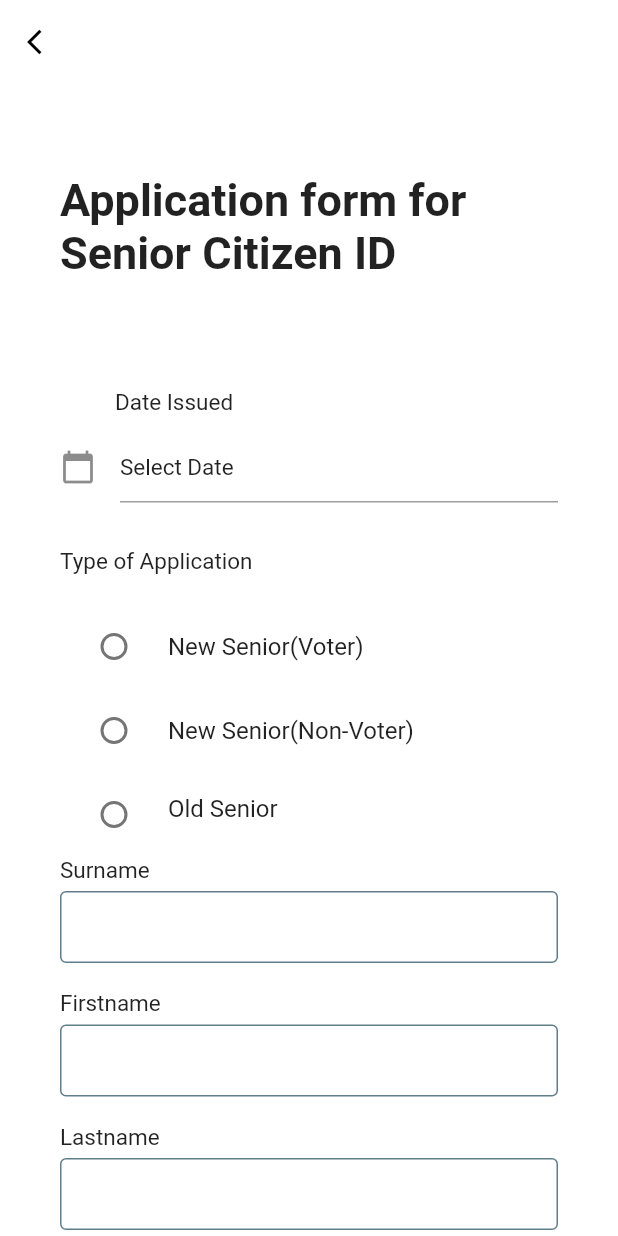
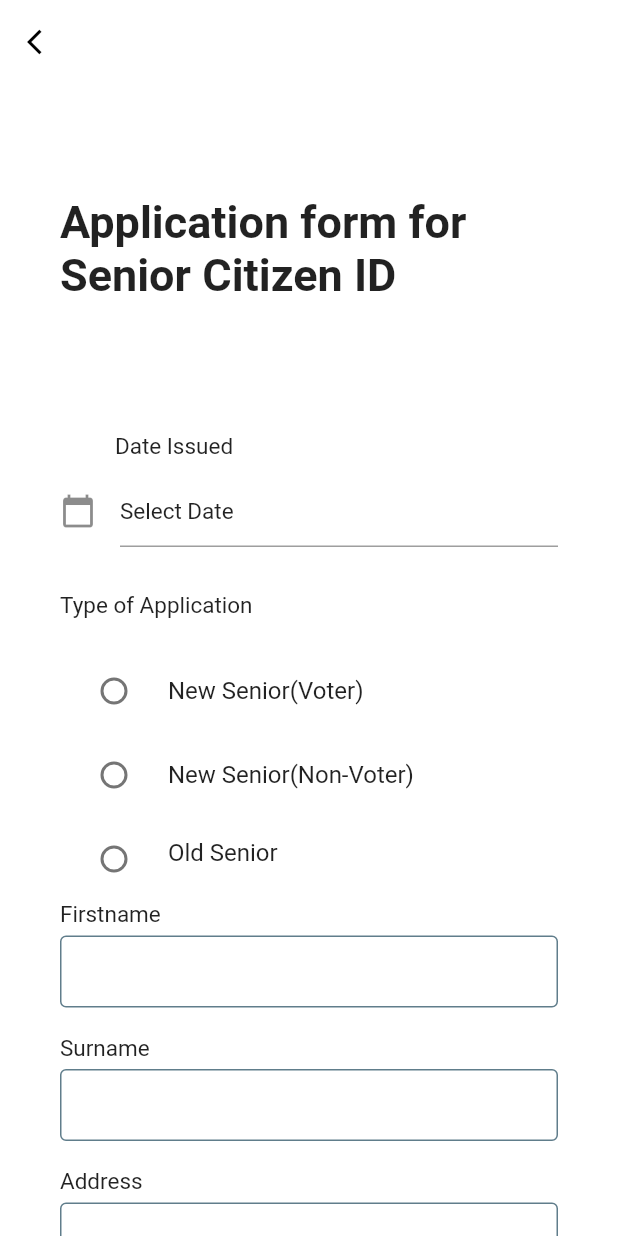
Before and after one commit to shelterClone/elderly_squire_new_proj_2023, a Flutter app: the ID_Reg screen opened directly, on a phone screen of 412 x 824 dp. Run offline on Flutter 3.47's test engine with Material 2 defaults, Android fonts, the phone set to English and light mode, and no system bars; our stand-ins replace cloud_firestore, dio, file_picker, firebase_auth, firebase_core, flare_flutter and 4 more; missing offline and left inert: flutter_pdfview, flutter_tawk, image_picker_for_web; accounts and stored records are empty.

Commit message:
few changes

```diff
--- a/lib/Benefits/Benefits_P3/BenefitsMenu3.dart
+++ b/lib/Benefits/Benefits_P3/BenefitsMenu3.dart
@@ -28,7 +28,7 @@
           leading: GestureDetector(
             onTap: () {
               Navigator.push(
-                  context, MaterialPageRoute(builder: (context) => Homepage()));
+                  context, MaterialPageRoute(builder: (context) => BenefitsMenu2()));
             },
             child: Icon(
               Icons.arrow_back_ios_new, // add custom icons also
--- a/lib/Benefits/Benefits_P4/BenefitsMenu4.dart
+++ b/lib/Benefits/Benefits_P4/BenefitsMenu4.dart
@@ -26,7 +26,7 @@
           leading: GestureDetector(
             onTap: () {
               Navigator.push(
-                  context, MaterialPageRoute(builder: (context) => Homepage()));
+                  context, MaterialPageRoute(builder: (context) => BenefitsMenu3()));
             },
             child: Icon(
               Icons.arrow_back_ios_new, // add custom icons also
--- a/lib/Homepage.dart
+++ b/lib/Homepage.dart
@@ -3,7 +3,7 @@
 import 'package:elderly_squire_2023_remastered_v2/Benefits/Benefits_P1/BenefitsMenu.dart';
 import 'package:elderly_squire_2023_remastered_v2/Chat%20Support/support_page.dart';
 import 'package:elderly_squire_2023_remastered_v2/Health_Tips/HealthTipsMenu.dart';
-import 'package:elderly_squire_2023_remastered_v2/Login_Reg/ID_Registration.dart';
+import 'package:elderly_squire_2023_remastered_v2/ID_Registration/ID_Registration.dart';
 import 'package:elderly_squire_2023_remastered_v2/Login_Reg/Login.dart';
 import 'package:elderly_squire_2023_remastered_v2/Login_Reg/Login2.dart';
 import 'package:elderly_squire_2023_remastered_v2/Medicine/MedicineMenu.dart';
--- a/lib/Login_Reg/ID_Registration.dart
+++ b/lib/ID_Registration/ID_Registration.dart
@@ -172,9 +172,10 @@
     ],),
     ),
 
+
+                  inputFile(label: "Firstname"),
                   inputFile(label: "Surname"),
-                  inputFile(label: "Firstname"),
-                  inputFile(label: "Lastname"),
+                  // inputFile(label: "Lastname"),
                   inputFile(label: "Address"),
                   inputFile(label: "Years of Residence in Manila"),
                   inputFile(label: "Birthplace"),
--- a/lib/Login_Reg/Login.dart
+++ b/lib/Login_Reg/Login.dart
@@ -1,6 +1,6 @@
 //import 'package:elderly_squire_2023_remastered/Homepage.dart';
 import 'package:elderly_squire_2023_remastered_v2/Homepage.dart';
-import 'package:elderly_squire_2023_remastered_v2/Login_Reg/ID_Registration.dart';
+import 'package:elderly_squire_2023_remastered_v2/ID_Registration/ID_Registration.dart';
 import 'package:elderly_squire_2023_remastered_v2/Login_Reg/Register.dart';
 import 'package:elderly_squire_2023_remastered_v2/main.dart';
 import 'package:flutter/material.dart';
```
Also changed, not shown: lib/Chat Support/support_page.dart (+11 -0 lines).
